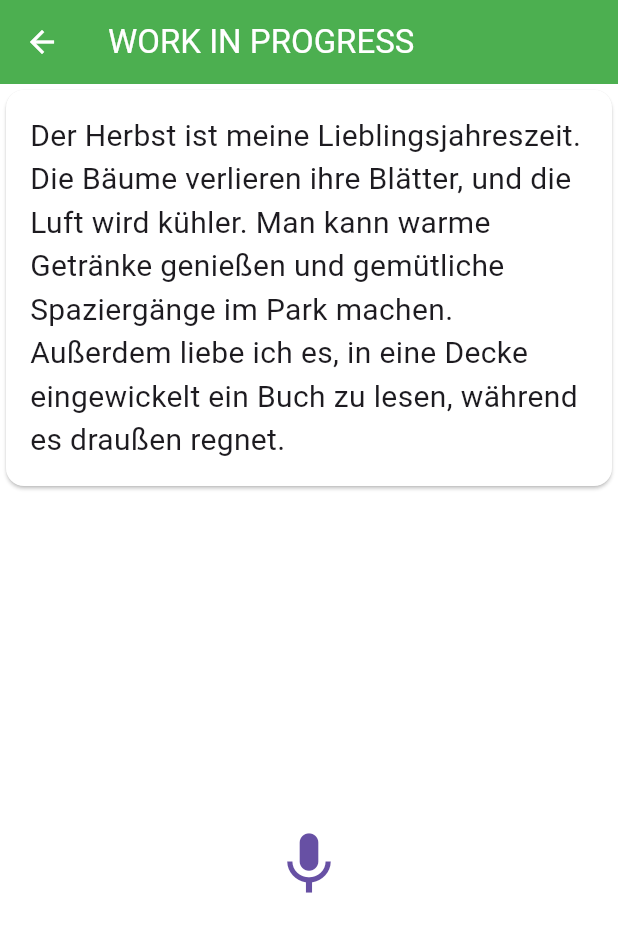
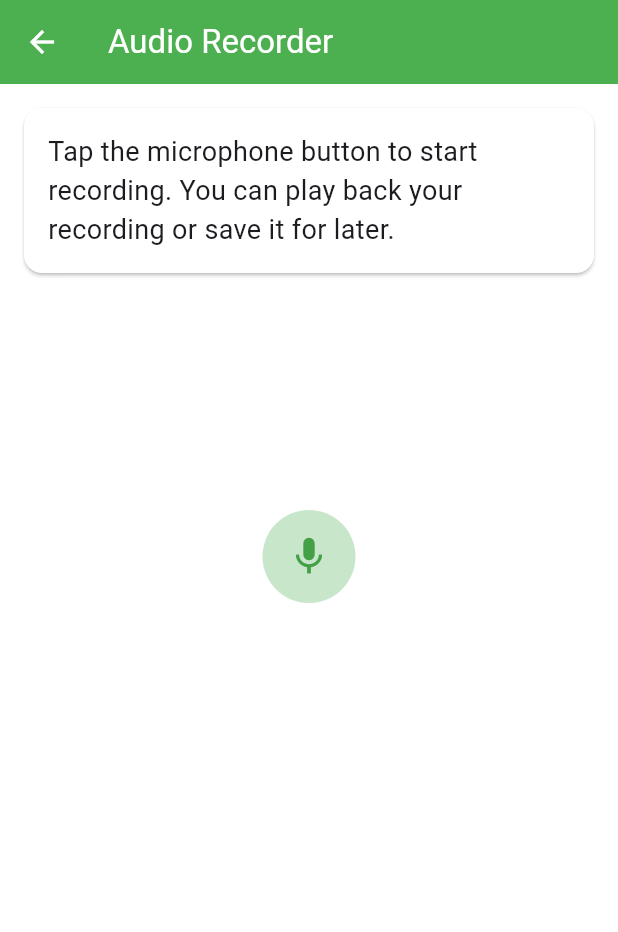
Before and after one commit to marufimtiaz/language, a Flutter app: the AudioRecordingPage screen opened directly, on a phone screen of 412 x 824 dp. Shown: the top 932 px of the screen. Run offline on Flutter 3.47's test engine with Material 3 defaults, Android fonts, the phone set to English and light mode, and no system bars; our stand-ins replace cloud_firestore, firebase_auth, firebase_core, fluttertoast, google_sign_in, permission_handler; missing offline and left inert: audio_waveforms, translator; accounts and stored records are empty.

Commit message:
Audio recording and player

```diff
--- a/lib/main.dart
+++ b/lib/main.dart
@@ -7,6 +7,8 @@ import 'package:language/providers/user_provider.dart';
 import 'package:language/providers/class_provider.dart';
 import 'package:language/providers/quiz_provider.dart';
 import 'package:language/theme/light_theme.dart';
+
+import 'providers/audio_provider.dart';
 
 Future<void> main() async {
   WidgetsFlutterBinding.ensureInitialized();
@@ -27,6 +29,7 @@ class MyApp extends StatelessWidget {
         ChangeNotifierProvider(create: (_) => UserProvider()),
         ChangeNotifierProvider(create: (_) => ClassProvider()),
         ChangeNotifierProvider(create: (_) => QuizProvider()),
+        ChangeNotifierProvider(create: (_) => AudioProvider()),
       ],
       child: MaterialApp(
         title: 'E-Learning App',
--- a/lib/screens/audio_record_page.dart
+++ b/lib/screens/audio_record_page.dart
@@ -1,3 +1,4 @@
+// UI implementation
 import 'package:audio_waveforms/audio_waveforms.dart';
 import 'package:flutter/material.dart';
 import 'package:provider/provider.dart';
@@ -8,121 +9,215 @@ class AudioRecordingPage extends StatelessWidget {
 
   @override
   Widget build(BuildContext context) {
-    final audioProvider = Provider.of<AudioProvider>(context);
+    return Scaffold(
+      appBar: AppBar(title: const Text('Audio Recorder')),
+      body: Consumer<AudioProvider>(
+        builder: (context, audioProvider, child) {
+          return Column(
+            children: [
+              _buildInstructionCard(),
+              _buildAudioVisualizer(audioProvider),
+              _buildDurationDisplay(audioProvider),
+              _buildControlButtons(context, audioProvider),
+              const Spacer(),
+              if (audioProvider.savedRecordings.isNotEmpty)
+                // _buildRecordingsList(audioProvider),
+                _buildUploadButton(context, audioProvider),
+            ],
+          );
+        },
+      ),
+    );
+  }
 
-    return Scaffold(
-      appBar: AppBar(
-        title: const Text('WORK IN PROGRESS'),
-      ),
-      body: Center(
-        child: Column(
-          children: [
-            const Card(
-              color: Colors.white,
-              child: Padding(
-                padding: EdgeInsets.all(16.0),
-                child: Text(
-                    'Der Herbst ist meine Lieblingsjahreszeit. Die Bäume verlieren ihre Blätter, und die Luft wird kühler. Man kann warme Getränke genießen und gemütliche Spaziergänge im Park machen. Außerdem liebe ich es, in eine Decke eingewickelt ein Buch zu lesen, während es draußen regnet.',
-                    style: TextStyle(fontSize: 20)),
-              ),
-            ),
-            const Spacer(),
-            if (!audioProvider.isRecording &&
-                !audioProvider.isRecordingCompleted)
-              TextButton(
-                onPressed: () async {
-                  try {
-                    await audioProvider.startRecording();
-                  } catch (e) {
-                    String errorMessage = 'Failed to start recording';
-                    if (e.toString().contains('Permissions not granted')) {
-                      errorMessage =
-                          'Microphone permission is required to record audio';
-                    }
-                    ScaffoldMessenger.of(context).showSnackBar(
-                      SnackBar(content: Text(errorMessage)),
-                    );
-                  }
-                },
-                child: const Icon(Icons.mic, size: 50),
-              ),
-            if (audioProvider.isRecording)
-              AudioWaveforms(
-                size: Size(MediaQuery.of(context).size.width, 200),
-                recorderController: audioProvider.recorderController,
-                enableGesture: true,
-                waveStyle: const WaveStyle(
-                  waveColor: Colors.black,
-                  extendWaveform: true,
-                  showMiddleLine: false,
-                  scaleFactor: 50.0,
-                ),
-                padding: const EdgeInsets.only(left: 18),
-                margin: const EdgeInsets.symmetric(horizontal: 15),
-              ),
-            if (audioProvider.isRecording)
-              Padding(
-                padding: const EdgeInsets.only(bottom: 16.0),
-                child: Text('Recording... ${audioProvider.recordingDuration}'),
-              ),
-            if (audioProvider.isRecording)
-              ElevatedButton(
-                onPressed: () async {
-                  try {
-                    await audioProvider.stopRecording();
-                  } catch (e) {
-                    ScaffoldMessenger.of(context).showSnackBar(
-                      SnackBar(content: Text('Failed to stop recording: $e')),
-                    );
-                  }
-                },
-                child: const Text('Stop Recording'),
-              ),
-            if (audioProvider.isRecordingCompleted && !audioProvider.isPlaying)
-              Padding(
-                padding: const EdgeInsets.only(top: 16.0),
-                child: Text(
-                    'Recording length: ${audioProvider.recordingDuration}'),
-              ),
-            if (audioProvider.isRecordingCompleted)
-              Row(
-                mainAxisAlignment: MainAxisAlignment.center,
-                children: [
-                  IconButton(
-                    onPressed: () async {
-                      try {
-                        if (audioProvider.isPlaying) {
-                          await audioProvider.stopPlayback();
-                        } else {
-                          await audioProvider.playRecording();
-                        }
-                      } catch (e) {
-                        ScaffoldMessenger.of(context).showSnackBar(
-                          SnackBar(
-                              content:
-                                  Text('Failed to play/stop recording: $e')),
-                        );
-                      }
-                    },
-                    icon: Icon(audioProvider.isPlaying
-                        ? Icons.stop
-                        : Icons.play_arrow),
-                    iconSize: 50,
-                  ),
-                  const SizedBox(width: 16.0),
-                  IconButton(
-                    onPressed: () {
-                      audioProvider.resetRecording();
-                    },
-                    icon: const Icon(Icons.refresh),
-                    iconSize: 50,
-                  ),
-                ],
-              ),
-            const Spacer(),
-          ],
+  Widget _buildInstructionCard() {
+    return const Card(
+      color: Colors.white,
+      margin: EdgeInsets.all(16),
+      child: Padding(
+        padding: EdgeInsets.all(16),
+        child: Text(
+          'Tap the microphone button to start recording. '
+          'You can play back your recording or save it for later.',
+          style: TextStyle(fontSize: 18),
         ),
       ),
     );
   }
+
+  Widget _buildAudioVisualizer(AudioProvider audioProvider) {
+    final width = 300.0; // Adjust as needed
+    if (audioProvider.isRecording) {
+      return AudioWaveforms(
+        size: Size(width, 100),
+        recorderController: audioProvider.recorderController,
+        waveStyle: const WaveStyle(
+          waveColor: Colors.blue,
+          extendWaveform: true,
+          showMiddleLine: false,
+        ),
+      );
+    } else if (audioProvider.isPlaying) {
+      return AudioFileWaveforms(
+        size: Size(width, 100),
+        playerController: audioProvider.playerController,
+        enableSeekGesture: true,
+        playerWaveStyle: const PlayerWaveStyle(
+          fixedWaveColor: Colors.grey,
+          liveWaveColor: Colors.blue,
+          seekLineColor: Colors.red,
+          showSeekLine: true,
+        ),
+      );
+    } else {
+      return const SizedBox(height: 100);
+    }
+  }
+
+  Widget _buildDurationDisplay(AudioProvider audioProvider) {
+    return Padding(
+      padding: const EdgeInsets.symmetric(vertical: 8),
+      child: Text(
+        audioProvider.isRecording
+            ? 'Recording Duration: ${audioProvider.recordingDuration}'
+            : audioProvider.isPlaying
+                ? 'Playback Duration: ${audioProvider.playbackDuration}'
+                : '', // Show playback duration when playing
+        style: const TextStyle(fontSize: 18),
+      ),
+    );
+  }
+
+  Widget _buildControlButtons(
+      BuildContext context, AudioProvider audioProvider) {
+    return Row(
+      mainAxisAlignment: MainAxisAlignment.center,
+      children: [
+        if (!audioProvider.isRecording &&
+            audioProvider.savedRecordings.isNotEmpty)
+          Row(
+            children: [
+              _buildCircularButton(
+                icon: audioProvider.isPlaying
+                    ? (audioProvider.isPaused ? Icons.play_arrow : Icons.pause)
+                    : Icons.play_arrow,
+                onPressed: () => _togglePlayback(context, audioProvider),
+              ),
+              if (audioProvider.isPlaying)
+                _buildCircularButton(
+                  icon: Icons.stop,
+                  onPressed: () => _stopPlayback(context, audioProvider),
+                ),
+            ],
+          ),
+        if (!audioProvider.isRecording && !audioProvider.isPlaying)
+          _buildCircularButton(
+            icon: Icons.mic,
+            onPressed: () => _startRecording(context, audioProvider),
+          ),
+        if (audioProvider.isRecording)
+          _buildCircularButton(
+            icon: Icons.stop,
+            onPressed: () => _stopRecording(context, audioProvider),
+          ),
+      ],
+    );
+  }
+
+  _buildUploadButton(BuildContext context, AudioProvider audioProvider) {
+    return Padding(
+      padding: const EdgeInsets.all(16.0),
+      child: _buildCircularButton(
+        icon: Icons.upload,
+        onPressed: () {
+          // _uploadRecording(context, audioProvider);
+        },
+      ),
+    ); // Add this method
+  }
+
+  Widget _buildCircularButton({
+    required IconData icon,
+    required VoidCallback onPressed,
+  }) {
+    return Padding(
+      padding: const EdgeInsets.symmetric(horizontal: 8),
+      child: FilledButton.tonal(
+        onPressed: onPressed,
+        style: FilledButton.styleFrom(
+          backgroundColor: Colors.green.shade100,
+          shape: const CircleBorder(),
+          padding: const EdgeInsets.all(16),
+        ),
+        child: Icon(icon, size: 30, color: Colors.green.shade600),
+      ),
+    );
+  }
+
+  Widget _buildRecordingsList(AudioProvider audioProvider) {
+    return Expanded(
+      child: ListView.builder(
+        itemCount: audioProvider.savedRecordings.length,
+        itemBuilder: (context, index) {
+          final recording = audioProvider.savedRecordings[index];
+          return ListTile(
+            title: Text('Recording ${index + 1}'),
+            trailing: Row(
+              mainAxisSize: MainAxisSize.min,
+              children: [
+                IconButton(
+                  icon: const Icon(Icons.play_arrow),
+                  onPressed: () => audioProvider.playRecording(recording),
+                ),
+                IconButton(
+                  icon: const Icon(Icons.delete),
+                  onPressed: () => audioProvider.deleteRecording(recording),
+                ),
+              ],
+            ),
+          );
+        },
+      ),
+    );
+  }
+
+  void _startRecording(
+      BuildContext context, AudioProvider audioProvider) async {
+    try {
+      await audioProvider.startRecording();
+    } catch (e) {
+      _showErrorSnackBar(context, 'Failed to start recording: $e');
+    }
+  }
+
+  void _stopRecording(BuildContext context, AudioProvider audioProvider) async {
+    try {
+      await audioProvider.stopRecording();
+    } catch (e) {
+      _showErrorSnackBar(context, 'Failed to stop recording: $e');
+    }
+  }
+
+  void _togglePlayback(
+      BuildContext context, AudioProvider audioProvider) async {
+    try {
+      await audioProvider.togglePlayback();
+    } catch (e) {
+      _showErrorSnackBar(context, 'Failed to play/stop recording: $e');
+    }
+  }
+
+  void _stopPlayback(BuildContext context, AudioProvider audioProvider) async {
+    try {
+      await audioProvider.stopPlayback();
+    } catch (e) {
+      _showErrorSnackBar(context, 'Failed to stop playback: $e');
+    }
+  }
+
+  void _showErrorSnackBar(BuildContext context, String message) {
+    ScaffoldMessenger.of(context).showSnackBar(
+      SnackBar(content: Text(message)),
+    );
+  }
 }
--- a/pubspec.yaml
+++ b/pubspec.yaml
@@ -25,6 +25,7 @@ dependencies:
   audio_waveforms: ^1.0.5
   permission_handler: ^11.3.1
   path_provider: ^2.1.4
+  just_audio: ^0.9.40
 
 dev_dependencies:
   flutter_test:
```
Also changed, not shown: lib/providers/audio_provider.dart (+99 -41 lines), pubspec.lock.
